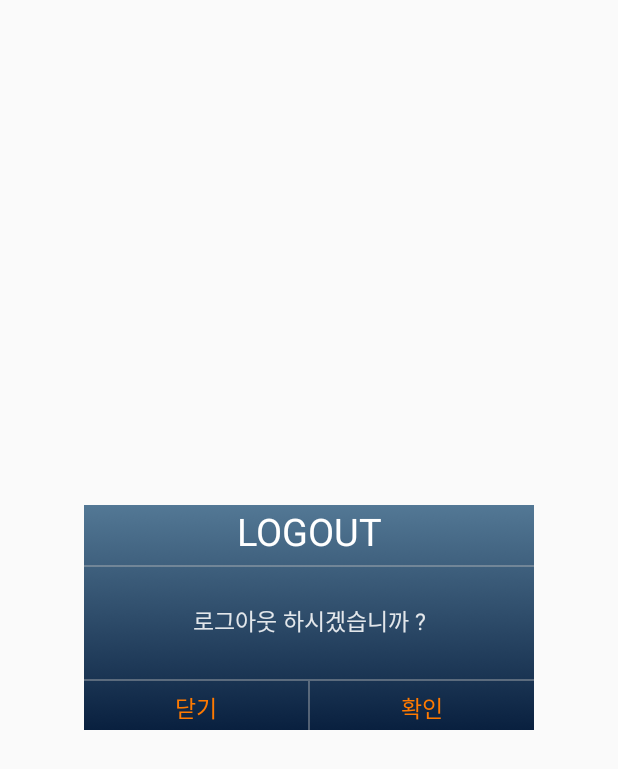
After one commit to seungmin-lee/leejangkim, an Android app: the PopupActivity screen opened directly, with no data from a screen before it, on a phone screen of 412 x 824 dp. The commit adds this screen. Shown: the top 769 px of the screen. Run offline under Robolectric (Android 15) with nearby library versions, the phone set to English and light mode, and no system bars; our stand-ins replace ButterKnife.

Commit message:
로그아웃

```diff
--- /dev/null
+++ b/app/src/main/java/com/example/seungmin1216/team/PopupActivity.java
@@ -0,0 +1,67 @@
+package com.example.seungmin1216.team;
+
+import android.content.Intent;
+import android.support.v7.app.AppCompatActivity;
+import android.os.Bundle;
+import android.view.MotionEvent;
+import android.view.View;
+import android.view.WindowManager;
+import android.widget.Button;
+
+import butterknife.BindView;
+import butterknife.ButterKnife;
+import butterknife.OnClick;
+
+public class PopupActivity extends AppCompatActivity {
+
+    @BindView(R.id.btn_close) Button btn_close;
+    @BindView(R.id.btn_logout) Button btn_logout;
+
+    @Override
+    protected void onCreate(Bundle savedInstanceState) {
+        super.onCreate(savedInstanceState);
+        setContentView(R.layout.activity_popup);
+        ButterKnife.bind(this);
+
+
+        WindowManager.LayoutParams layoutParams= new WindowManager.LayoutParams();
+        layoutParams.flags= WindowManager.LayoutParams.FLAG_DIM_BEHIND;
+        layoutParams.dimAmount= 0.7f;
+        getWindow().setAttributes(layoutParams);
+
+
+    }
+
+    @OnClick(R.id.btn_close)
+    public void onClickBtnClose(View view){
+        finish();
+
+    }
+
+    @OnClick(R.id.btn_logout)
+    public void onClickBtnLogout(View view){
+        finish();
+        Intent intent = new Intent(this,LoginActivity.class);
+        intent.setFlags(Intent.FLAG_ACTIVITY_CLEAR_TOP|Intent.FLAG_ACTIVITY_NO_HISTORY);
+        startActivity(intent);
+
+
+    }
+
+    @Override
+    public boolean onTouchEvent(MotionEvent event) {
+        if(event.getAction()==MotionEvent.ACTION_OUTSIDE){
+            return false;
+        }
+        return true;
+    }
+
+    @Override
+    public void onBackPressed() {
+        return;
+    }
+
+
+
+
+}
--- a/app/src/main/java/com/example/seungmin1216/team/adapter/ViewPagerAdapter.java
+++ b/app/src/main/java/com/example/seungmin1216/team/adapter/ViewPagerAdapter.java
@@ -17,11 +17,11 @@ public class ViewPagerAdapter extends FragmentStatePagerAdapter {
     @Override
     public Fragment getItem(int position) {
         if (position == 0) {
-            return SubwayFragment.getInstance();
+            return new SubwayFragment();
         } else if (position == 1){
-            return BusFragment.getInstance();
+            return new BusFragment();
         } else {
-            return TaxiFragment.getInstance();
+            return new TaxiFragment();
         }
     }
 
--- a/app/src/main/java/com/example/seungmin1216/team/retrofit/RetrofitService.java
+++ b/app/src/main/java/com/example/seungmin1216/team/retrofit/RetrofitService.java
@@ -21,8 +21,7 @@ public class RetrofitService {
 
     public RetrofitRequest init() {
         Retrofit retrofit = new Retrofit.Builder()
-                .baseUrl("http://112.219.131.13:6580/master/")//포트포워딩 주소
-                //.baseUrl("http://192.168.0.65:8090/master/") 원 주소
+                .baseUrl("http://112.219.131.13:6580/master/")
                 .addConverterFactory(GsonConverterFactory.create())
                 .build();
 
--- a/app/src/main/res/layout/activity_main.xml
+++ b/app/src/main/res/layout/activity_main.xml
@@ -6,7 +6,7 @@
     android:layout_height="match_parent"
     android:orientation="vertical"
     android:background="@drawable/back15"
-
+    android:id="@+id/main_view2"
     >
 
     <LinearLayout
--- /dev/null
+++ b/app/src/main/res/layout/activity_popup.xml
@@ -0,0 +1,93 @@
+<?xml version="1.0" encoding="utf-8"?>
+<LinearLayout xmlns:android="http://schemas.android.com/apk/res/android"
+    xmlns:app="http://schemas.android.com/apk/res-auto"
+    xmlns:tools="http://schemas.android.com/tools"
+    android:layout_width="300dp"
+    android:layout_height="150dp"
+    android:background="@drawable/back15"
+    android:orientation="vertical"
+    android:layout_gravity="center">
+
+    <LinearLayout
+        android:layout_width="match_parent"
+        android:layout_height="wrap_content">
+
+        <TextView
+            android:layout_width="match_parent"
+            android:layout_height="wrap_content"
+            android:text="LOGOUT"
+            android:textColor="@color/textcolor"
+            android:textSize="25dp"
+            android:gravity="center"/>
+    </LinearLayout>
+
+    <View
+        android:background="#66bdbdbd"
+        android:layout_width="match_parent"
+        android:layout_height="1dp"
+        android:layout_marginTop="5dp"/>
+
+    <LinearLayout
+        android:padding="24dp"
+        android:orientation="vertical"
+        android:layout_width="match_parent"
+        android:layout_height="wrap_content">
+        <TextView
+            android:id="@+id/txtText"
+            android:textSize="15sp"
+            android:textColor="@color/textcolor"
+            android:alpha="0.87"
+            android:text="로그아웃 하시겠습니까 ?"
+            android:gravity="center"
+            android:layout_marginBottom="3dp"
+            android:layout_width="match_parent"
+            android:layout_height="wrap_content" />
+    </LinearLayout>
+
+    <View
+        android:background="#66bdbdbd"
+        android:layout_width="match_parent"
+        android:layout_height="1dp" />
+
+
+    <LinearLayout
+        android:orientation="horizontal"
+        android:gravity="center"
+        android:layout_width="match_parent"
+        android:layout_height="wrap_content">
+        <Button
+            android:id="@+id/btn_close"
+            android:text="닫기"
+            android:textSize="15sp"
+            android:textColor="#ff7a00"
+            android:padding="16dp"
+            android:gravity="center"
+            android:background="#00000000"
+            android:layout_width="wrap_content"
+            android:layout_height="53dp"
+            android:layout_weight="1" />
+        <View
+            android:background="#66bdbdbd"
+            android:layout_width="1dp"
+            android:layout_height="match_parent" />
+
+        <Button
+            android:id="@+id/btn_logout"
+            android:text="확인"
+            android:textSize="15sp"
+            android:textColor="#ff7a00"
+            android:padding="16dp"
+            android:gravity="center"
+            android:background="#00000000"
+            android:layout_width="wrap_content"
+            android:layout_height="53dp"
+            android:layout_weight="1" />
+    </LinearLayout>
+    <View
+        android:background="#66bdbdbd"
+        android:layout_width="match_parent"
+        android:layout_height="1dp" />
+
+
+
+</LinearLayout>
```
Also changed, not shown: app/src/main/AndroidManifest.xml (+6 -1 lines), app/src/main/java/com/example/seungmin1216/team/AboutUsActivity.java (added, +27 -0 lines), app/src/main/java/com/example/seungmin1216/team/InfoChangeActivity.java (+29 -0 lines), app/src/main/java/com/example/seungmin1216/team/MainActivity.java (+15 -0 lines), app/src/main/java/com/example/seungmin1216/team/MypageActivity.java (+14 -3 lines), app/src/main/java/com/example/seungmin1216/team/NoticeActivity.java (added, +30 -0 lines), app/src/main/java/com/example/seungmin1216/team/PwChangeActivity.java (added, +33 -0 lines), app/src/main/java/com/example/seungmin1216/team/ReferenceActivity.java (added, +28 -0 lines), app/src/main/java/com/example/seungmin1216/team/fragment/SubwayFragment.java (+2 -19 lines), app/src/main/res/layout/activity_about_us.xml (added, +37 -0 lines), app/src/main/res/layout/activity_info_change.xml (+9 -1 lines), app/src/main/res/layout/activity_notice.xml (added, +55 -0 lines), app/src/main/res/layout/activity_pw_change.xml (added, +100 -0 lines), app/src/main/res/layout/activity_reference.xml (added, +41 -0 lines), 1 more files.
